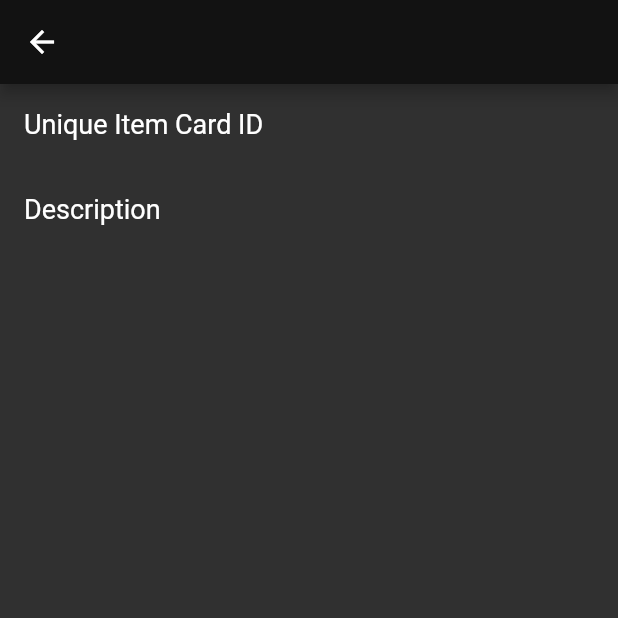
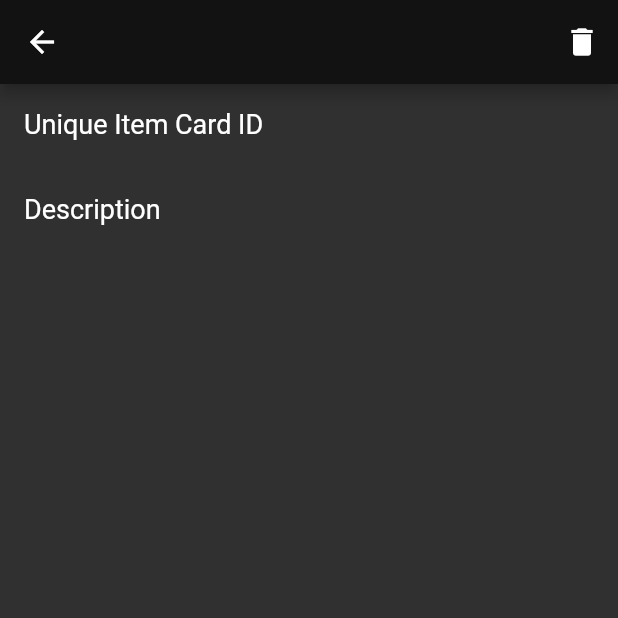
Before and after one commit to Incurafy/card_maker, a Flutter app: the CardDetailsScreen screen opened directly with empty values, on a phone screen of 412 x 824 dp, the top half of it. Run offline on Flutter 3.47's test engine with Material 2 defaults, Android fonts, the phone set to English and light mode, and no system bars; our stand-ins replace flutter_form_builder; missing offline and left inert: json_helpers; network calls fail.

Commit message:
Successfully deleting cards from the deck (sans updating)

```diff
--- a/lib/src/card_details_screen.dart
+++ b/lib/src/card_details_screen.dart
@@ -3,20 +3,31 @@
 import 'package:flutter/material.dart';
 import 'package:card_maker/src/item_card.dart';
 import 'package:card_maker/src/utils/text_utils.dart';
+import 'package:card_maker/src/data_handler.dart';
 
 // Display the details of an item card
 class CardDetailsScreen extends StatelessWidget {
-  const CardDetailsScreen({Key? key, required this.itemCard,}) : super(key: key);
+  CardDetailsScreen({Key? key, required this.itemCard}) : super(key: key);
 
   final ItemCard itemCard;
-  static const regPadSize = 16.0;
-  static const nrwPadSize = 4.0;
+  final DataHandler dataHandler = DataHandler();
+
+  static const regPaddingSize = 16.0;
+  static const nrwPaddingSize = 4.0;
 
   @override
   Widget build(BuildContext context) {
     return Scaffold(
       appBar: AppBar(
         title: Text(itemCard.name),
+        actions: [
+          IconButton(
+            icon: const Icon(Icons.delete),
+            onPressed: () {
+              dataHandler.deleteItemCard(itemCard.id);
+            },
+          )
+        ],
       ),
       body:
         Column(
@@ -24,19 +35,23 @@ class CardDetailsScreen extends StatelessWidget {
           crossAxisAlignment: CrossAxisAlignment.start,
           children: <Widget>[
             Padding(
-              padding: const EdgeInsets.only(left: regPadSize, top: regPadSize, bottom: nrwPadSize),
+              padding: const EdgeInsets.only(
+                left: regPaddingSize, top: regPaddingSize, bottom: nrwPaddingSize
+              ),
               child: cardHeaderText("Unique Item Card ID"),
             ),
             Padding(
-              padding: const EdgeInsets.only(left: regPadSize),
+              padding: const EdgeInsets.only(left: regPaddingSize),
               child: cardSubheaderText(itemCard.id)
             ),
             Padding(
-              padding: const EdgeInsets.only(left: regPadSize, top: regPadSize, bottom: nrwPadSize),
+              padding: const EdgeInsets.only(
+                left: regPaddingSize, top: regPaddingSize, bottom: nrwPaddingSize
+              ),
               child: cardHeaderText("Description"),
             ),
             Padding(
-              padding: const EdgeInsets.only(left: regPadSize),
+              padding: const EdgeInsets.only(left: regPaddingSize),
               child: cardText(itemCard.desc)
             )
           ],
```
Also changed, not shown: lib/src/data_handler.dart (+7 -8 lines).
